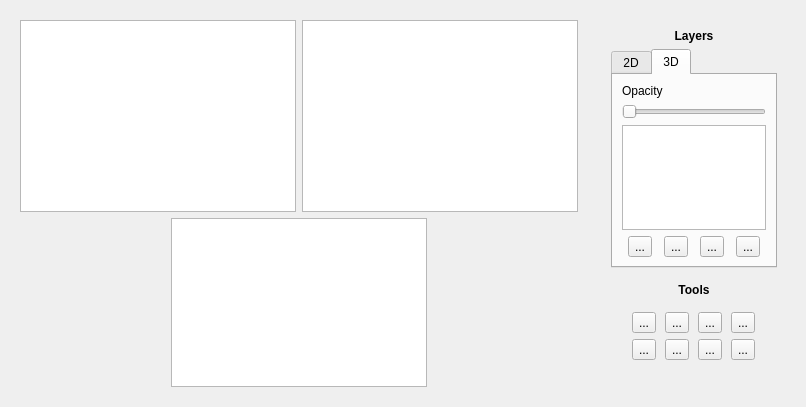
Before: the Qt Designer form oat/views/ui/ui_annotation_view.ui in Oli4/oat, drawn with Qt 5.
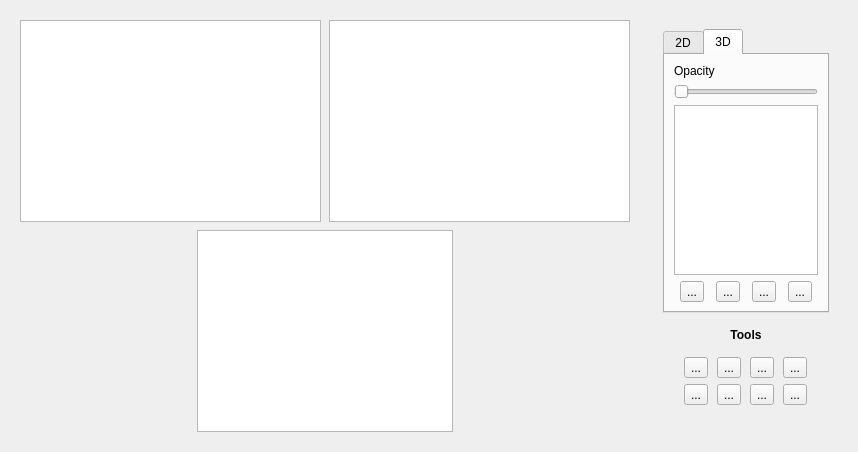
After: the same form once the commit is applied. Icons and pictures are not drawn. Custom widgets are drawn as their Qt base class.

Commit message: linked navigation in annotation view

```diff
--- a/oat/views/ui/ui_annotation_view.ui
+++ b/oat/views/ui/ui_annotation_view.ui
@@ -6,8 +6,8 @@
    <rect>
     <x>0</x>
     <y>0</y>
-    <width>806</width>
-    <height>407</height>
+       <width>858</width>
+       <height>452</height>
    </rect>
   </property>
   <property name="windowTitle">
@@ -28,25 +28,69 @@
         <item>
          <widget class="LocalizerView" name="graphicsViewLocalizer">
           <property name="sizePolicy">
-           <sizepolicy hsizetype="MinimumExpanding" vsizetype="MinimumExpanding">
+                    <sizepolicy hsizetype="Preferred" vsizetype="Preferred">
             <horstretch>0</horstretch>
             <verstretch>200</verstretch>
            </sizepolicy>
           </property>
+                <property name="minimumSize">
+                    <size>
+                        <width>200</width>
+                        <height>200</height>
+                    </size>
+                </property>
          </widget>
         </item>
+           <item>
+               <spacer name="horizontalSpacer_3">
+                   <property name="orientation">
+                       <enum>Qt::Horizontal</enum>
+                   </property>
+                   <property name="sizeType">
+                       <enum>QSizePolicy::Preferred</enum>
+                   </property>
+                   <property name="sizeHint" stdset="0">
+                       <size>
+                           <width>2</width>
+                           <height>20</height>
+                       </size>
+                   </property>
+               </spacer>
+           </item>
         <item>
          <widget class="BscanView" name="graphicsViewBscan">
           <property name="sizePolicy">
-           <sizepolicy hsizetype="MinimumExpanding" vsizetype="MinimumExpanding">
+                       <sizepolicy hsizetype="Preferred" vsizetype="Preferred">
             <horstretch>0</horstretch>
             <verstretch>200</verstretch>
            </sizepolicy>
           </property>
+                   <property name="minimumSize">
+                       <size>
+                           <width>300</width>
+                           <height>200</height>
+                       </size>
+                   </property>
          </widget>
         </item>
        </layout>
       </item>
+         <item>
+             <spacer name="verticalSpacer">
+                 <property name="orientation">
+                     <enum>Qt::Vertical</enum>
+                 </property>
+                 <property name="sizeType">
+                     <enum>QSizePolicy::Preferred</enum>
+                 </property>
+                 <property name="sizeHint" stdset="0">
+                     <size>
+                         <width>20</width>
+                         <height>2</height>
+                     </size>
+                 </property>
+             </spacer>
+         </item>
       <item>
        <layout class="QHBoxLayout" name="horizontalLayout_3">
         <item>
@@ -65,11 +109,18 @@
         <item>
          <widget class="EnfaceView" name="graphicsViewEnface">
           <property name="sizePolicy">
-           <sizepolicy hsizetype="Expanding" vsizetype="Preferred">
+                             <sizepolicy hsizetype="Preferred"
+                                         vsizetype="Preferred">
             <horstretch>0</horstretch>
             <verstretch>50</verstretch>
            </sizepolicy>
           </property>
+                         <property name="minimumSize">
+                             <size>
+                                 <width>200</width>
+                                 <height>200</height>
+                             </size>
+                         </property>
          </widget>
         </item>
         <item>
@@ -108,28 +159,6 @@
          </sizepolicy>
         </property>
         <layout class="QVBoxLayout" name="verticalLayout_2">
-         <item>
-          <widget class="QLabel" name="label_3">
-           <property name="sizePolicy">
-            <sizepolicy hsizetype="Expanding" vsizetype="Expanding">
-             <horstretch>0</horstretch>
-             <verstretch>0</verstretch>
-            </sizepolicy>
-           </property>
-           <property name="font">
-            <font>
-             <weight>75</weight>
-             <bold>true</bold>
-            </font>
-           </property>
-           <property name="text">
-            <string>Layers</string>
-           </property>
-           <property name="alignment">
-            <set>Qt::AlignCenter</set>
-           </property>
-          </widget>
-         </item>
          <item alignment="Qt::AlignTop">
           <widget class="QTabWidget" name="tabWidget">
            <property name="currentIndex">
```
Lines whose indentation alone changed are shown as unchanged. The commit also changes 11 other files.
